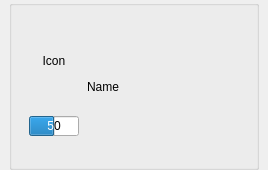
Before: the Qt Designer form tools/character_search/ui/accessory_widget.ui in Wseop/Qt_LoaTools, drawn with Qt 5.
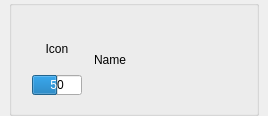
After: the same form once the commit is applied.

What changed in the file:
```diff
--- a/tools/character_search/ui/accessory_widget.ui
+++ b/tools/character_search/ui/accessory_widget.ui
@@ -7,13 +7,13 @@
     <x>0</x>
     <y>0</y>
     <width>268</width>
-    <height>170</height>
+    <height>109</height>
    </rect>
   </property>
   <property name="minimumSize">
    <size>
     <width>268</width>
-    <height>170</height>
+    <height>0</height>
    </size>
   </property>
   <property name="maximumSize">
@@ -27,7 +27,7 @@
   </property>
   <layout class="QVBoxLayout" name="verticalLayout">
    <property name="spacing">
-    <number>6</number>
+    <number>1</number>
    </property>
    <property name="leftMargin">
     <number>9</number>
@@ -46,7 +46,7 @@
      <property name="minimumSize">
       <size>
        <width>250</width>
-       <height>170</height>
+       <height>0</height>
       </size>
      </property>
      <property name="maximumSize">
@@ -60,18 +60,30 @@
      </property>
      <layout class="QHBoxLayout" name="horizontalLayout">
       <property name="spacing">
-       <number>0</number>
+       <number>1</number>
       </property>
       <property name="topMargin">
-       <number>0</number>
+       <number>9</number>
       </property>
       <property name="bottomMargin">
-       <number>0</number>
+       <number>9</number>
       </property>
       <item>
        <layout class="QVBoxLayout" name="vLayoutLeft">
         <property name="spacing">
-         <number>0</number>
+         <number>1</number>
+        </property>
+        <property name="leftMargin">
+         <number>9</number>
+        </property>
+        <property name="topMargin">
+         <number>9</number>
+        </property>
+        <property name="rightMargin">
+         <number>9</number>
+        </property>
+        <property name="bottomMargin">
+         <number>9</number>
         </property>
         <item>
          <widget class="QLabel" name="lbIcon">
@@ -125,6 +137,18 @@
       <item>
        <layout class="QVBoxLayout" name="vLayoutRight">
         <property name="spacing">
+         <number>1</number>
+        </property>
+        <property name="leftMargin">
+         <number>0</number>
+        </property>
+        <property name="topMargin">
+         <number>0</number>
+        </property>
+        <property name="rightMargin">
+         <number>0</number>
+        </property>
+        <property name="bottomMargin">
          <number>0</number>
         </property>
         <item>
```
Left out of the diff: 12 changed lines with no effect on the pictures.
